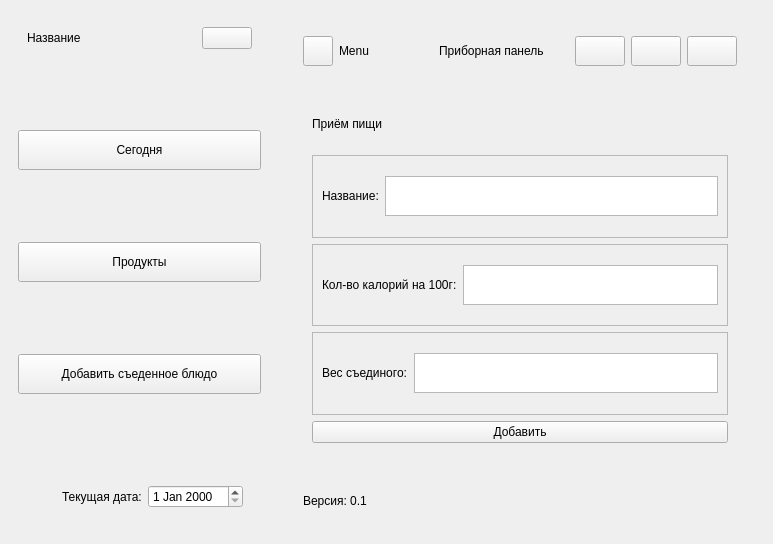
Qt form interface.ui (Cry-isaac/Yandex_project) before a commit.
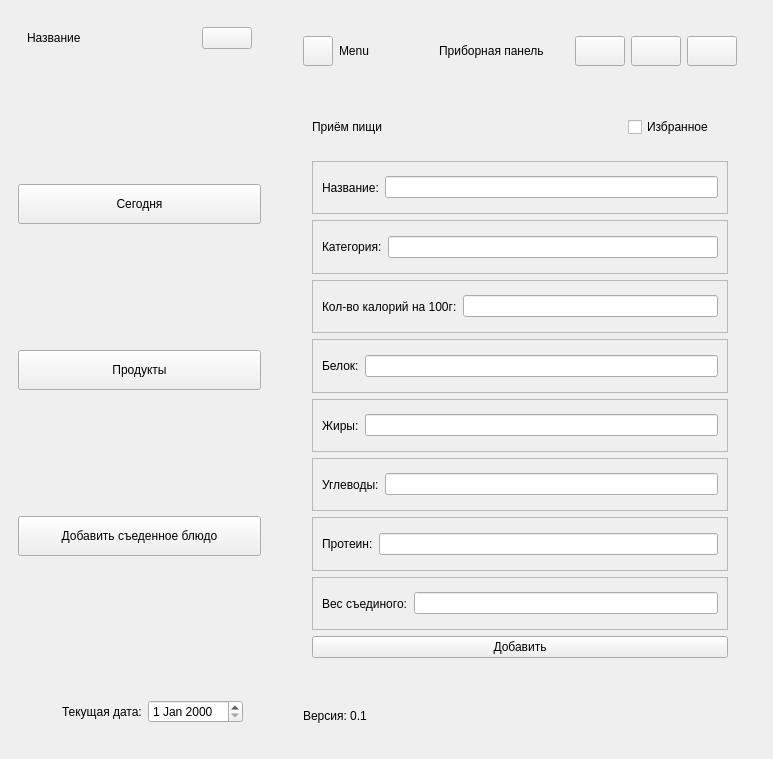
The same form after that commit. The open tabs and pages were chosen to show the change. Icons and pictures are not drawn.

```diff
--- a/interface.ui
+++ b/interface.ui
@@ -7,7 +7,7 @@
     <x>0</x>
     <y>0</y>
     <width>773</width>
-    <height>544</height>
+       <height>759</height>
    </rect>
   </property>
   <property name="windowTitle">
@@ -387,7 +387,7 @@
           <item>
            <widget class="QStackedWidget" name="main_stackedWidget">
             <property name="currentIndex">
-             <number>0</number>
+                <number>2</number>
             </property>
             <widget class="QWidget" name="page_today">
              <layout class="QVBoxLayout" name="verticalLayout_5">
@@ -682,6 +682,19 @@
                    </property>
                   </widget>
                  </item>
+                    <item>
+                        <widget class="QCheckBox" name="checkBox">
+                            <property name="maximumSize">
+                                <size>
+                                    <width>100</width>
+                                    <height>16777215</height>
+                                </size>
+                            </property>
+                            <property name="text">
+                                <string>Избранное</string>
+                            </property>
+                        </widget>
+                    </item>
                 </layout>
                </widget>
               </item>
@@ -697,59 +710,105 @@
                  <enum>QFrame::NoFrame</enum>
                 </property>
                 <layout class="QGridLayout" name="gridLayout_3">
-                 <item row="0" column="0">
-                  <widget class="QFrame" name="frame_4">
+                    <item row="3" column="0">
+                        <widget class="QFrame" name="frame_10">
                    <property name="frameShape">
                     <enum>QFrame::StyledPanel</enum>
                    </property>
                    <property name="frameShadow">
                     <enum>QFrame::Raised</enum>
                    </property>
-                   <layout class="QHBoxLayout" name="horizontalLayout_14">
+                            <layout class="QHBoxLayout" name="horizontalLayout_19">
                     <item>
-                     <widget class="QLabel" name="label_4">
-                      <property name="maximumSize">
-                       <size>
-                        <width>16777215</width>
-                        <height>40</height>
-                       </size>
-                      </property>
+                        <widget class="QLabel" name="label_12">
+                            <property name="text">
+                                <string>Белок:</string>
+                            </property>
+                        </widget>
+                    </item>
+                                <item>
+                                    <widget class="QLineEdit" name="fiber_product"/>
+                                </item>
+                            </layout>
+                        </widget>
+                    </item>
+                    <item row="6" column="0">
+                        <widget class="QFrame" name="frame_14">
+                            <property name="frameShape">
+                                <enum>QFrame::StyledPanel</enum>
+                            </property>
+                            <property name="frameShadow">
+                                <enum>QFrame::Raised</enum>
+                            </property>
+                            <layout class="QHBoxLayout" name="horizontalLayout_22">
+                                <item>
+                                    <widget class="QLabel" name="label_15">
                       <property name="text">
-                       <string>Название:</string>
+                          <string>Протеин:</string>
                       </property>
                      </widget>
                     </item>
                     <item>
-                     <widget class="QTextEdit" name="name_product">
-                      <property name="maximumSize">
-                       <size>
-                        <width>16777215</width>
-                        <height>40</height>
-                       </size>
+                        <widget class="QLineEdit" name="protein_product"/>
+                    </item>
+                            </layout>
+                        </widget>
+                    </item>
+                    <item row="5" column="0">
+                        <widget class="QFrame" name="frame_13">
+                            <property name="frameShape">
+                                <enum>QFrame::StyledPanel</enum>
+                            </property>
+                            <property name="frameShadow">
+                                <enum>QFrame::Raised</enum>
+                            </property>
+                            <layout class="QHBoxLayout" name="horizontalLayout_21">
+                                <item>
+                                    <widget class="QLabel" name="label_14">
+                                        <property name="text">
+                                            <string>Углеводы:</string>
                       </property>
                      </widget>
+                                </item>
+                                <item>
+                                    <widget class="QLineEdit" name="carbs_product"/>
                     </item>
                    </layout>
                   </widget>
                  </item>
-                 <item row="3" column="0">
-                  <widget class="QPushButton" name="add_breakfast">
-                   <property name="text">
-                    <string>Добавить</string>
-                   </property>
-                  </widget>
-                 </item>
-                 <item row="1" column="0">
-                  <widget class="QFrame" name="frame_5">
+                    <item row="4" column="0">
+                        <widget class="QFrame" name="frame_12">
+                            <property name="frameShape">
+                                <enum>QFrame::StyledPanel</enum>
+                            </property>
+                            <property name="frameShadow">
+                                <enum>QFrame::Raised</enum>
+                            </property>
+                            <layout class="QHBoxLayout" name="horizontalLayout_20">
+                                <item>
+                                    <widget class="QLabel" name="label_13">
+                                        <property name="text">
+                                            <string>Жиры:</string>
+                                        </property>
+                                    </widget>
+                                </item>
+                                <item>
+                                    <widget class="QLineEdit" name="fat_product"/>
+                                </item>
+                            </layout>
+                        </widget>
+                    </item>
+                    <item row="7" column="0">
+                        <widget class="QFrame" name="frame_6">
                    <property name="frameShape">
                     <enum>QFrame::StyledPanel</enum>
                    </property>
                    <property name="frameShadow">
                     <enum>QFrame::Raised</enum>
                    </property>
-                   <layout class="QHBoxLayout" name="horizontalLayout_15">
+                            <layout class="QHBoxLayout" name="horizontalLayout_16">
                     <item>
-                     <widget class="QLabel" name="label_5">
+                        <widget class="QLabel" name="label_6">
                       <property name="maximumSize">
                        <size>
                         <width>16777215</width>
@@ -757,34 +816,55 @@
                        </size>
                       </property>
                       <property name="text">
-                       <string>Кол-во калорий на 100г:</string>
+                          <string>Вес съединого:</string>
                       </property>
                      </widget>
                     </item>
                     <item>
-                     <widget class="QTextEdit" name="count_colories_on_100">
+                        <widget class="QLineEdit" name="veight_product"/>
+                    </item>
+                            </layout>
+                        </widget>
+                    </item>
+                    <item row="0" column="0">
+                        <widget class="QFrame" name="frame_4">
+                            <property name="frameShape">
+                                <enum>QFrame::StyledPanel</enum>
+                            </property>
+                            <property name="frameShadow">
+                                <enum>QFrame::Raised</enum>
+                            </property>
+                            <layout class="QHBoxLayout" name="horizontalLayout_14">
+                                <item>
+                                    <widget class="QLabel" name="label_4">
                       <property name="maximumSize">
                        <size>
                         <width>16777215</width>
                         <height>40</height>
                        </size>
                       </property>
+                                        <property name="text">
+                                            <string>Название:</string>
+                      </property>
                      </widget>
+                                </item>
+                                <item>
+                                    <widget class="QLineEdit" name="name_product"/>
                     </item>
                    </layout>
                   </widget>
                  </item>
                  <item row="2" column="0">
-                  <widget class="QFrame" name="frame_6">
+                     <widget class="QFrame" name="frame_5">
                    <property name="frameShape">
                     <enum>QFrame::StyledPanel</enum>
                    </property>
                    <property name="frameShadow">
                     <enum>QFrame::Raised</enum>
                    </property>
-                   <layout class="QHBoxLayout" name="horizontalLayout_16">
+                         <layout class="QHBoxLayout" name="horizontalLayout_15">
                     <item>
-                     <widget class="QLabel" name="label_6">
+                        <widget class="QLabel" name="label_5">
                       <property name="maximumSize">
                        <size>
                         <width>16777215</width>
@@ -792,20 +872,42 @@
                        </size>
                       </property>
                       <property name="text">
-                       <string>Вес съединого:</string>
+                          <string>Кол-во калорий на 100г:</string>
                       </property>
+                        </widget>
+                    </item>
+                             <item>
+                                 <widget class="QLineEdit" name="count_calories"/>
+                             </item>
+                         </layout>
                      </widget>
+                 </item>
+                    <item row="8" column="0">
+                        <widget class="QPushButton" name="add_breakfast">
+                            <property name="text">
+                                <string>Добавить</string>
+                            </property>
+                        </widget>
                     </item>
+                    <item row="1" column="0">
+                        <widget class="QFrame" name="frame_15">
+                            <property name="frameShape">
+                                <enum>QFrame::StyledPanel</enum>
+                            </property>
+                            <property name="frameShadow">
+                                <enum>QFrame::Raised</enum>
+                            </property>
+                            <layout class="QHBoxLayout" name="horizontalLayout_23">
                     <item>
-                     <widget class="QTextEdit" name="veight_product">
-                      <property name="maximumSize">
-                       <size>
-                        <width>16777215</width>
-                        <height>40</height>
-                       </size>
+                        <widget class="QLabel" name="label_16">
+                            <property name="text">
+                                <string>Категория:</string>
                       </property>
                      </widget>
                     </item>
+                                <item>
+                                    <widget class="QLineEdit" name="category_product"/>
+                    </item>
                    </layout>
                   </widget>
                  </item>
```
